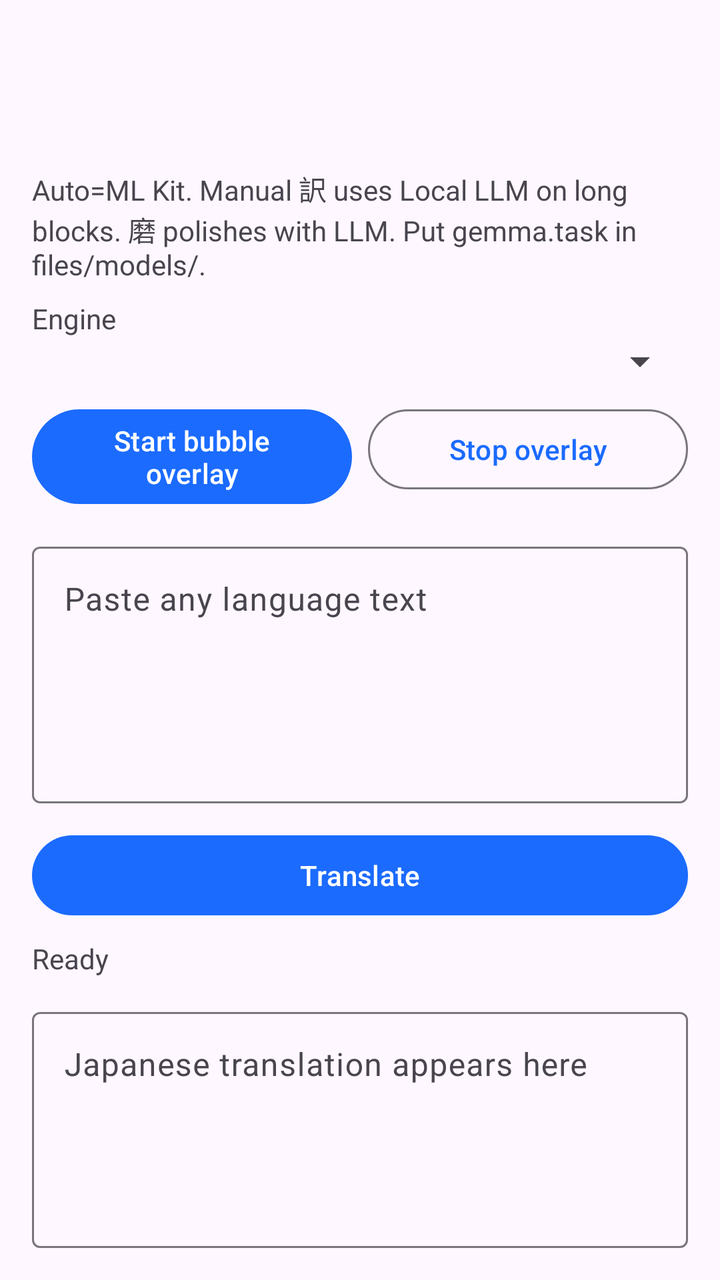
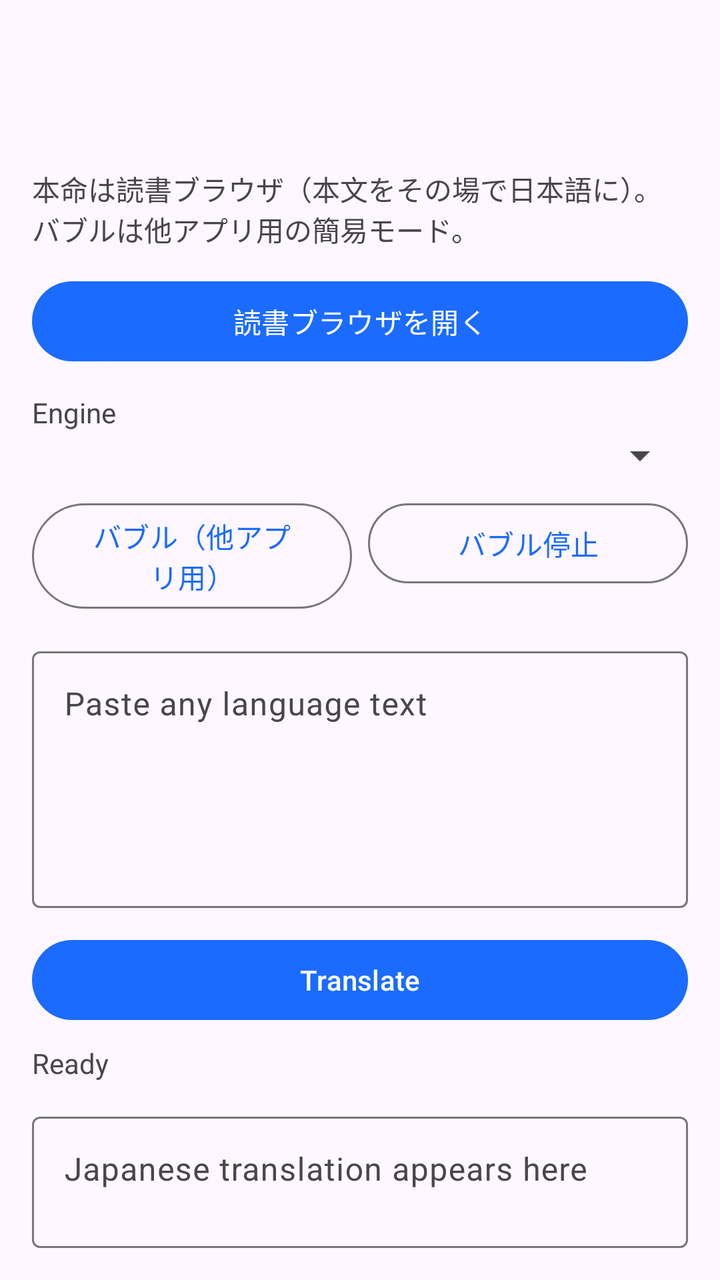

The first picture is an Android layout as it rendered before a commit; the second is the same layout after the commit. The layout source and the unified diff follow.
<!-- AndroidManifest.xml: application theme Theme.OnDeviceBubbleTranslator -->
<!-- res/layout/activity_main.xml -->
<?xml version="1.0" encoding="utf-8"?>
<androidx.constraintlayout.widget.ConstraintLayout xmlns:android="http://schemas.android.com/apk/res/android"
    xmlns:app="http://schemas.android.com/apk/res-auto"
    android:layout_width="match_parent"
    android:layout_height="match_parent"
    android:padding="16dp">

    <com.google.android.material.appbar.MaterialToolbar
        android:id="@+id/toolbar"
        android:layout_width="0dp"
        android:layout_height="wrap_content"
        android:title="@string/app_name"
        app:layout_constraintEnd_toEndOf="parent"
        app:layout_constraintStart_toStartOf="parent"
        app:layout_constraintTop_toTopOf="parent" />

    <TextView
        android:id="@+id/phase2Hint"
        android:layout_width="0dp"
        android:layout_height="wrap_content"
        android:layout_marginTop="4dp"
        android:text="@string/phase2_hint"
        app:layout_constraintEnd_toEndOf="parent"
        app:layout_constraintStart_toStartOf="parent"
        app:layout_constraintTop_toBottomOf="@id/toolbar" />

    <TextView
        android:id="@+id/labelEngine"
        android:layout_width="wrap_content"
        android:layout_height="wrap_content"
        android:layout_marginTop="8dp"
        android:text="@string/label_engine"
        app:layout_constraintStart_toStartOf="parent"
        app:layout_constraintTop_toBottomOf="@id/phase2Hint" />

    <Spinner
        android:id="@+id/engineSpinner"
        android:layout_width="0dp"
        android:layout_height="wrap_content"
        app:layout_constraintEnd_toEndOf="parent"
        app:layout_constraintStart_toStartOf="parent"
        app:layout_constraintTop_toBottomOf="@id/labelEngine" />

    <com.google.android.material.button.MaterialButton
        android:id="@+id/startOverlayButton"
        android:layout_width="0dp"
        android:layout_height="wrap_content"
        android:layout_marginTop="8dp"
        android:layout_marginEnd="4dp"
        android:text="@string/btn_start_overlay"
        app:layout_constraintEnd_toStartOf="@id/stopOverlayButton"
        app:layout_constraintHorizontal_weight="1"
        app:layout_constraintStart_toStartOf="parent"
        app:layout_constraintTop_toBottomOf="@id/engineSpinner" />

    <com.google.android.material.button.MaterialButton
        android:id="@+id/stopOverlayButton"
        style="@style/Widget.Material3.Button.OutlinedButton"
        android:layout_width="0dp"
        android:layout_height="wrap_content"
        android:layout_marginStart="4dp"
        android:text="@string/btn_stop_overlay"
        app:layout_constraintEnd_toEndOf="parent"
        app:layout_constraintHorizontal_weight="1"
        app:layout_constraintStart_toEndOf="@id/startOverlayButton"
        app:layout_constraintTop_toTopOf="@id/startOverlayButton" />

    <com.google.android.material.textfield.TextInputLayout
        android:id="@+id/inputLayout"
        android:layout_width="0dp"
        android:layout_height="0dp"
        android:layout_marginTop="12dp"
        android:hint="@string/hint_source"
        app:layout_constraintBottom_toTopOf="@id/translateButton"
        app:layout_constraintEnd_toEndOf="parent"
        app:layout_constraintHeight_percent="0.22"
        app:layout_constraintStart_toStartOf="parent"
        app:layout_constraintTop_toBottomOf="@id/startOverlayButton"
        app:layout_constraintVertical_bias="0">

        <com.google.android.material.textfield.TextInputEditText
            android:id="@+id/inputText"
            android:layout_width="match_parent"
            android:layout_height="match_parent"
            android:gravity="top|start"
            android:inputType="textMultiLine|textCapSentences" />
    </com.google.android.material.textfield.TextInputLayout>

    <com.google.android.material.button.MaterialButton
        android:id="@+id/translateButton"
        android:layout_width="0dp"
        android:layout_height="wrap_content"
        android:layout_marginTop="12dp"
        android:text="@string/btn_translate"
        app:layout_constraintEnd_toEndOf="parent"
        app:layout_constraintStart_toStartOf="parent"
        app:layout_constraintTop_toBottomOf="@id/inputLayout" />

    <TextView
        android:id="@+id/statusText"
        android:layout_width="0dp"
        android:layout_height="wrap_content"
        android:layout_marginTop="8dp"
        android:text="@string/status_idle"
        app:layout_constraintEnd_toEndOf="parent"
        app:layout_constraintStart_toStartOf="parent"
        app:layout_constraintTop_toBottomOf="@id/translateButton" />

    <com.google.android.material.textfield.TextInputLayout
        android:id="@+id/outputLayout"
        android:layout_width="0dp"
        android:layout_height="0dp"
        android:layout_marginTop="12dp"
        android:hint="@string/hint_output"
        app:layout_constraintBottom_toBottomOf="parent"
        app:layout_constraintEnd_toEndOf="parent"
        app:layout_constraintStart_toStartOf="parent"
        app:layout_constraintTop_toBottomOf="@id/statusText">

        <com.google.android.material.textfield.TextInputEditText
            android:id="@+id/outputText"
            android:layout_width="match_parent"
            android:layout_height="match_parent"
            android:gravity="top|start"
            android:inputType="textMultiLine"
            android:focusable="false"
            android:clickable="false" />
    </com.google.android.material.textfield.TextInputLayout>

</androidx.constraintlayout.widget.ConstraintLayout>
<!-- resources referenced by this layout -->
<resources>
  <string name="app_name">OnDevice Translate Lab</string>
  <string name="btn_start_overlay">Start bubble overlay</string>
  <string name="btn_stop_overlay">Stop overlay</string>
  <string name="btn_translate">Translate</string>
  <string name="hint_output">Japanese translation appears here</string>
  <string name="hint_source">Paste any language text</string>
  <string name="label_engine">Engine</string>
  <string name="phase2_hint">Auto=ML Kit. Manual 訳 uses Local LLM on long blocks. 磨 polishes with LLM. Put gemma.task in files/models/.</string>
  <string name="status_idle">Ready</string>
  <style name="Theme.OnDeviceBubbleTranslator" parent="Theme.Material3.DayNight.NoActionBar">
          <item name="colorPrimary">@color/seed</item>
          <item name="android:statusBarColor" tools:targetApi="l">@color/seed</item>
      </style>
  <color name="seed">#1B6BFF</color>
</resources>

<!-- the commit's change to res/layout/activity_main.xml (unified diff, before → after) -->
@@ -24,14 +24,24 @@
         app:layout_constraintStart_toStartOf="parent"
         app:layout_constraintTop_toBottomOf="@id/toolbar" />
 
+    <com.google.android.material.button.MaterialButton
+        android:id="@+id/openReaderButton"
+        android:layout_width="0dp"
+        android:layout_height="wrap_content"
+        android:layout_marginTop="12dp"
+        android:text="@string/btn_open_reader"
+        app:layout_constraintEnd_toEndOf="parent"
+        app:layout_constraintStart_toStartOf="parent"
+        app:layout_constraintTop_toBottomOf="@id/phase2Hint" />
+
     <TextView
         android:id="@+id/labelEngine"
         android:layout_width="wrap_content"
         android:layout_height="wrap_content"
-        android:layout_marginTop="8dp"
+        android:layout_marginTop="12dp"
         android:text="@string/label_engine"
         app:layout_constraintStart_toStartOf="parent"
-        app:layout_constraintTop_toBottomOf="@id/phase2Hint" />
+        app:layout_constraintTop_toBottomOf="@id/openReaderButton" />
 
     <Spinner
         android:id="@+id/engineSpinner"
@@ -43,6 +53,7 @@
 
     <com.google.android.material.button.MaterialButton
         android:id="@+id/startOverlayButton"
+        style="@style/Widget.Material3.Button.OutlinedButton"
         android:layout_width="0dp"
         android:layout_height="wrap_content"
         android:layout_marginTop="8dp"
@@ -121,10 +132,10 @@
             android:id="@+id/outputText"
             android:layout_width="match_parent"
             android:layout_height="match_parent"
+            android:clickable="false"
+            android:focusable="false"
             android:gravity="top|start"
-            android:inputType="textMultiLine"
-            android:focusable="false"
-            android:clickable="false" />
+            android:inputType="textMultiLine" />
     </com.google.android.material.textfield.TextInputLayout>
 
 </androidx.constraintlayout.widget.ConstraintLayout>
<!-- resource entries referenced after the edit -->
@@ -1,13 +1,14 @@
 <!-- resources referenced by this layout -->
 <resources>
   <string name="app_name">OnDevice Translate Lab</string>
-  <string name="btn_start_overlay">Start bubble overlay</string>
-  <string name="btn_stop_overlay">Stop overlay</string>
+  <string name="btn_open_reader">読書ブラウザを開く</string>
+  <string name="btn_start_overlay">バブル（他アプリ用）</string>
+  <string name="btn_stop_overlay">バブル停止</string>
   <string name="btn_translate">Translate</string>
   <string name="hint_output">Japanese translation appears here</string>
   <string name="hint_source">Paste any language text</string>
   <string name="label_engine">Engine</string>
-  <string name="phase2_hint">Auto=ML Kit. Manual 訳 uses Local LLM on long blocks. 磨 polishes with LLM. Put gemma.task in files/models/.</string>
+  <string name="phase2_hint">本命は読書ブラウザ（本文をその場で日本語に）。バブルは他アプリ用の簡易モード。</string>
   <string name="status_idle">Ready</string>
   <style name="Theme.OnDeviceBubbleTranslator" parent="Theme.Material3.DayNight.NoActionBar">
           <item name="colorPrimary">@color/seed</item>
